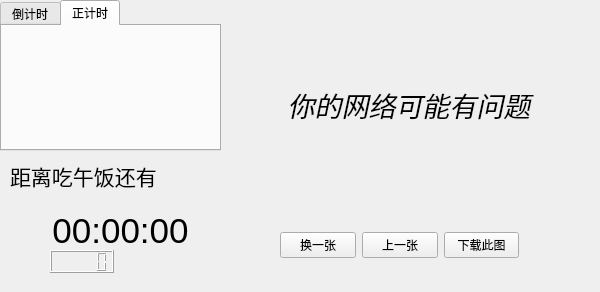
Old version of the form TimerXdd2/Timer2_2.ui in the repository xdd1997/PythonXdd.
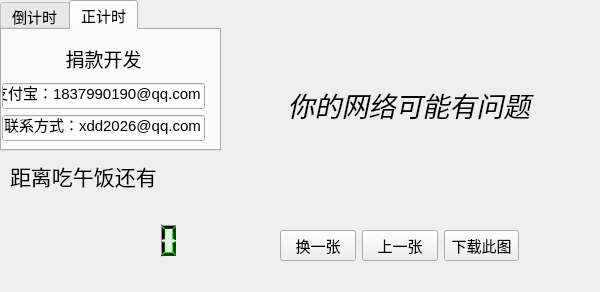
New version of the form. The open tabs and pages were chosen to show the change.

Commit message: Timer已经基本完成，待开发上一张图片，与注册环节

Patch:
```diff
--- a/TimerXdd2/Timer2_2.ui
+++ b/TimerXdd2/Timer2_2.ui
@@ -10,6 +10,11 @@
     <height>292</height>
    </rect>
   </property>
+  <property name="font">
+   <font>
+    <pointsize>11</pointsize>
+   </font>
+  </property>
   <property name="windowTitle">
    <string>Form</string>
   </property>
@@ -161,6 +166,62 @@
     <attribute name="title">
      <string>正计时</string>
     </attribute>
+    <widget class="QWidget" name="verticalLayoutWidget">
+     <property name="geometry">
+      <rect>
+       <x>0</x>
+       <y>10</y>
+       <width>203</width>
+       <height>101</height>
+      </rect>
+     </property>
+     <layout class="QVBoxLayout" name="verticalLayout">
+      <item>
+       <widget class="QLabel" name="label">
+        <property name="font">
+         <font>
+          <pointsize>14</pointsize>
+         </font>
+        </property>
+        <property name="text">
+         <string>捐款开发</string>
+        </property>
+        <property name="alignment">
+         <set>Qt::AlignCenter</set>
+        </property>
+       </widget>
+      </item>
+      <item>
+       <widget class="QLineEdit" name="lineEdit">
+        <property name="font">
+         <font>
+          <pointsize>11</pointsize>
+         </font>
+        </property>
+        <property name="text">
+         <string>支付宝：1837990190@qq.com</string>
+        </property>
+       </widget>
+      </item>
+      <item>
+       <widget class="QLineEdit" name="lineEdit_2">
+        <property name="text">
+         <string>联系方式：xdd2026@qq.com</string>
+        </property>
+       </widget>
+      </item>
+     </layout>
+    </widget>
+    <widget class="QTextBrowser" name="textBrowser">
+     <property name="geometry">
+      <rect>
+       <x>180</x>
+       <y>160</y>
+       <width>171</width>
+       <height>21</height>
+      </rect>
+     </property>
+    </widget>
    </widget>
   </widget>
   <widget class="QLabel" name="label_img">
@@ -274,485 +335,463 @@
     <string>距离吃午饭还有</string>
    </property>
   </widget>
-  <widget class="QLabel" name="label_timeEat">
-   <property name="geometry">
-    <rect>
-     <x>20</x>
-     <y>200</y>
-     <width>201</width>
-     <height>61</height>
-    </rect>
-   </property>
-   <property name="palette">
-    <palette>
-     <active>
-      <colorrole role="WindowText">
-       <brush brushstyle="SolidPattern">
-        <color alpha="255">
-         <red>0</red>
-         <green>0</green>
-         <blue>0</blue>
-        </color>
-       </brush>
-      </colorrole>
-      <colorrole role="Button">
-       <brush brushstyle="SolidPattern">
-        <color alpha="255">
-         <red>170</red>
-         <green>170</green>
-         <blue>127</blue>
-        </color>
-       </brush>
-      </colorrole>
-      <colorrole role="Light">
-       <brush brushstyle="SolidPattern">
-        <color alpha="255">
-         <red>255</red>
-         <green>255</green>
-         <blue>191</blue>
-        </color>
-       </brush>
-      </colorrole>
-      <colorrole role="Midlight">
-       <brush brushstyle="SolidPattern">
-        <color alpha="255">
-         <red>212</red>
-         <green>212</green>
-         <blue>159</blue>
-        </color>
-       </brush>
-      </colorrole>
-      <colorrole role="Dark">
-       <brush brushstyle="SolidPattern">
-        <color alpha="255">
-         <red>85</red>
-         <green>85</green>
-         <blue>63</blue>
-        </color>
-       </brush>
-      </colorrole>
-      <colorrole role="Mid">
-       <brush brushstyle="SolidPattern">
-        <color alpha="255">
-         <red>113</red>
-         <green>113</green>
-         <blue>84</blue>
-        </color>
-       </brush>
-      </colorrole>
-      <colorrole role="Text">
-       <brush brushstyle="SolidPattern">
-        <color alpha="255">
-         <red>0</red>
-         <green>0</green>
-         <blue>0</blue>
-        </color>
-       </brush>
-      </colorrole>
-      <colorrole role="BrightText">
-       <brush brushstyle="SolidPattern">
-        <color alpha="255">
-         <red>255</red>
-         <green>255</green>
-         <blue>255</blue>
-        </color>
-       </brush>
-      </colorrole>
-      <colorrole role="ButtonText">
-       <brush brushstyle="SolidPattern">
-        <color alpha="255">
-         <red>0</red>
-         <green>0</green>
-         <blue>0</blue>
-        </color>
-       </brush>
-      </colorrole>
-      <colorrole role="Base">
-       <brush brushstyle="SolidPattern">
-        <color alpha="255">
-         <red>255</red>
-         <green>255</green>
-         <blue>255</blue>
-        </color>
-       </brush>
-      </colorrole>
-      <colorrole role="Window">
-       <brush brushstyle="SolidPattern">
-        <color alpha="255">
-         <red>170</red>
-         <green>170</green>
-         <blue>127</blue>
-        </color>
-       </brush>
-      </colorrole>
-      <colorrole role="Shadow">
-       <brush brushstyle="SolidPattern">
-        <color alpha="255">
-         <red>0</red>
-         <green>0</green>
-         <blue>0</blue>
-        </color>
-       </brush>
-      </colorrole>
-      <colorrole role="AlternateBase">
-       <brush brushstyle="SolidPattern">
-        <color alpha="255">
-         <red>212</red>
-         <green>212</green>
-         <blue>191</blue>
-        </color>
-       </brush>
-      </colorrole>
-      <colorrole role="ToolTipBase">
-       <brush brushstyle="SolidPattern">
-        <color alpha="255">
-         <red>255</red>
-         <green>255</green>
-         <blue>220</blue>
-        </color>
-       </brush>
-      </colorrole>
-      <colorrole role="ToolTipText">
-       <brush brushstyle="SolidPattern">
-        <color alpha="255">
-         <red>0</red>
-         <green>0</green>
-         <blue>0</blue>
-        </color>
-       </brush>
-      </colorrole>
-      <colorrole role="PlaceholderText">
-       <brush brushstyle="SolidPattern">
-        <color alpha="128">
-         <red>0</red>
-         <green>0</green>
-         <blue>0</blue>
-        </color>
-       </brush>
-      </colorrole>
-     </active>
-     <inactive>
-      <colorrole role="WindowText">
-       <brush brushstyle="SolidPattern">
-        <color alpha="255">
-         <red>0</red>
-         <green>0</green>
-         <blue>0</blue>
-        </color>
-       </brush>
-      </colorrole>
-      <colorrole role="Button">
-       <brush brushstyle="SolidPattern">
-        <color alpha="255">
-         <red>170</red>
-         <green>170</green>
-         <blue>127</blue>
-        </color>
-       </brush>
-      </colorrole>
-      <colorrole role="Light">
-       <brush brushstyle="SolidPattern">
-        <color alpha="255">
-         <red>255</red>
-         <green>255</green>
-         <blue>191</blue>
-        </color>
-       </brush>
-      </colorrole>
-      <colorrole role="Midlight">
-       <brush brushstyle="SolidPattern">
-        <color alpha="255">
-         <red>212</red>
-         <green>212</green>
-         <blue>159</blue>
-        </color>
-       </brush>
-      </colorrole>
-      <colorrole role="Dark">
-       <brush brushstyle="SolidPattern">
-        <color alpha="255">
-         <red>85</red>
-         <green>85</green>
-         <blue>63</blue>
-        </color>
-       </brush>
-      </colorrole>
-      <colorrole role="Mid">
-       <brush brushstyle="SolidPattern">
-        <color alpha="255">
-         <red>113</red>
-         <green>113</green>
-         <blue>84</blue>
-        </color>
-       </brush>
-      </colorrole>
-      <colorrole role="Text">
-       <brush brushstyle="SolidPattern">
-        <color alpha="255">
-         <red>0</red>
-         <green>0</green>
-         <blue>0</blue>
-        </color>
-       </brush>
-      </colorrole>
-      <colorrole role="BrightText">
-       <brush brushstyle="SolidPattern">
-        <color alpha="255">
-         <red>255</red>
-         <green>255</green>
-         <blue>255</blue>
-        </color>
-       </brush>
-      </colorrole>
-      <colorrole role="ButtonText">
-       <brush brushstyle="SolidPattern">
-        <color alpha="255">
-         <red>0</red>
-         <green>0</green>
-         <blue>0</blue>
-        </color>
-       </brush>
-      </colorrole>
-      <colorrole role="Base">
-       <brush brushstyle="SolidPattern">
-        <color alpha="255">
-         <red>255</red>
-         <green>255</green>
-         <blue>255</blue>
-        </color>
-       </brush>
-      </colorrole>
-      <colorrole role="Window">
-       <brush brushstyle="SolidPattern">
-        <color alpha="255">
-         <red>170</red>
-         <green>170</green>
-         <blue>127</blue>
-        </color>
-       </brush>
-      </colorrole>
-      <colorrole role="Shadow">
-       <brush brushstyle="SolidPattern">
-        <color alpha="255">
-         <red>0</red>
-         <green>0</green>
-         <blue>0</blue>
-        </color>
-       </brush>
-      </colorrole>
-      <colorrole role="AlternateBase">
-       <brush brushstyle="SolidPattern">
-        <color alpha="255">
-         <red>212</red>
-         <green>212</green>
-         <blue>191</blue>
-        </color>
-       </brush>
-      </colorrole>
-      <colorrole role="ToolTipBase">
-       <brush brushstyle="SolidPattern">
-        <color alpha="255">
-         <red>255</red>
-         <green>255</green>
-         <blue>220</blue>
-        </color>
-       </brush>
-      </colorrole>
-      <colorrole role="ToolTipText">
-       <brush brushstyle="SolidPattern">
-        <color alpha="255">
-         <red>0</red>
-         <green>0</green>
-         <blue>0</blue>
-        </color>
-       </brush>
-      </colorrole>
-      <colorrole role="PlaceholderText">
-       <brush brushstyle="SolidPattern">
-        <color alpha="128">
-         <red>0</red>
-         <green>0</green>
-         <blue>0</blue>
-        </color>
-       </brush>
-      </colorrole>
-     </inactive>
-     <disabled>
-      <colorrole role="WindowText">
-       <brush brushstyle="SolidPattern">
-        <color alpha="255">
-         <red>85</red>
-         <green>85</green>
-         <blue>63</blue>
-        </color>
-       </brush>
-      </colorrole>
-      <colorrole role="Button">
-       <brush brushstyle="SolidPattern">
-        <color alpha="255">
-         <red>170</red>
-         <green>170</green>
-         <blue>127</blue>
-        </color>
-       </brush>
-      </colorrole>
-      <colorrole role="Light">
-       <brush brushstyle="SolidPattern">
-        <color alpha="255">
-         <red>255</red>
-         <green>255</green>
-         <blue>191</blue>
-        </color>
-       </brush>
-      </colorrole>
-      <colorrole role="Midlight">
-       <brush brushstyle="SolidPattern">
-        <color alpha="255">
-         <red>212</red>
-         <green>212</green>
-         <blue>159</blue>
-        </color>
-       </brush>
-      </colorrole>
-      <colorrole role="Dark">
-       <brush brushstyle="SolidPattern">
-        <color alpha="255">
-         <red>85</red>
-         <green>85</green>
-         <blue>63</blue>
-        </color>
-       </brush>
-      </colorrole>
-      <colorrole role="Mid">
-       <brush brushstyle="SolidPattern">
-        <color alpha="255">
-         <red>113</red>
-         <green>113</green>
-         <blue>84</blue>
-        </color>
-       </brush>
-      </colorrole>
-      <colorrole role="Text">
-       <brush brushstyle="SolidPattern">
-        <color alpha="255">
-         <red>85</red>
-         <green>85</green>
-         <blue>63</blue>
-        </color>
-       </brush>
-      </colorrole>
-      <colorrole role="BrightText">
-       <brush brushstyle="SolidPattern">
-        <color alpha="255">
-         <red>255</red>
-         <green>255</green>
-         <blue>255</blue>
-        </color>
-       </brush>
-      </colorrole>
-      <colorrole role="ButtonText">
-       <brush brushstyle="SolidPattern">
-        <color alpha="255">
-         <red>85</red>
-         <green>85</green>
-         <blue>63</blue>
-        </color>
-       </brush>
-      </colorrole>
-      <colorrole role="Base">
-       <brush brushstyle="SolidPattern">
-        <color alpha="255">
-         <red>170</red>
-         <green>170</green>
-         <blue>127</blue>
-        </color>
-       </brush>
-      </colorrole>
-      <colorrole role="Window">
-       <brush brushstyle="SolidPattern">
-        <color alpha="255">
-         <red>170</red>
-         <green>170</green>
-         <blue>127</blue>
-        </color>
-       </brush>
-      </colorrole>
-      <colorrole role="Shadow">
-       <brush brushstyle="SolidPattern">
-        <color alpha="255">
-         <red>0</red>
-         <green>0</green>
-         <blue>0</blue>
-        </color>
-       </brush>
-      </colorrole>
-      <colorrole role="AlternateBase">
-       <brush brushstyle="SolidPattern">
-        <color alpha="255">
-         <red>170</red>
-         <green>170</green>
-         <blue>127</blue>
-        </color>
-       </brush>
-      </colorrole>
-      <colorrole role="ToolTipBase">
-       <brush brushstyle="SolidPattern">
-        <color alpha="255">
-         <red>255</red>
-         <green>255</green>
-         <blue>220</blue>
-        </color>
-       </brush>
-      </colorrole>
-      <colorrole role="ToolTipText">
-       <brush brushstyle="SolidPattern">
-        <color alpha="255">
-         <red>0</red>
-         <green>0</green>
-         <blue>0</blue>
-        </color>
-       </brush>
-      </colorrole>
-      <colorrole role="PlaceholderText">
-       <brush brushstyle="SolidPattern">
-        <color alpha="128">
-         <red>0</red>
-         <green>0</green>
-         <blue>0</blue>
-        </color>
-       </brush>
-      </colorrole>
-     </disabled>
-    </palette>
-   </property>
-   <property name="font">
-    <font>
-     <pointsize>26</pointsize>
-     <stylestrategy>PreferDefault</stylestrategy>
-    </font>
-   </property>
-   <property name="text">
-    <string>00:00:00</string>
-   </property>
-   <property name="alignment">
-    <set>Qt::AlignCenter</set>
-   </property>
-   <property name="margin">
-    <number>1</number>
-   </property>
-   <property name="textInteractionFlags">
-    <set>Qt::NoTextInteraction</set>
-   </property>
-  </widget>
   <widget class="QLCDNumber" name="lcd">
    <property name="geometry">
     <rect>
-     <x>50</x>
-     <y>250</y>
-     <width>64</width>
-     <height>23</height>
+     <x>30</x>
+     <y>210</y>
+     <width>151</width>
+     <height>61</height>
     </rect>
    </property>
+   <property name="palette">
+    <palette>
+     <active>
+      <colorrole role="WindowText">
+       <brush brushstyle="SolidPattern">
+        <color alpha="255">
+         <red>0</red>
+         <green>0</green>
+         <blue>0</blue>
+        </color>
+       </brush>
+      </colorrole>
+      <colorrole role="Button">
+       <brush brushstyle="SolidPattern">
+        <color alpha="255">
+         <red>0</red>
+         <green>170</green>
+         <blue>0</blue>
+        </color>
+       </brush>
+      </colorrole>
+      <colorrole role="Light">
+       <brush brushstyle="SolidPattern">
+        <color alpha="255">
+         <red>0</red>
+         <green>255</green>
+         <blue>0</blue>
+        </color>
+       </brush>
+      </colorrole>
+      <colorrole role="Midlight">
+       <brush brushstyle="SolidPattern">
+        <color alpha="255">
+         <red>0</red>
+         <green>212</green>
+         <blue>0</blue>
+        </color>
+       </brush>
+      </colorrole>
+      <colorrole role="Dark">
+       <brush brushstyle="SolidPattern">
+        <color alpha="255">
+         <red>0</red>
+         <green>85</green>
+         <blue>0</blue>
+        </color>
+       </brush>
+      </colorrole>
+      <colorrole role="Mid">
+       <brush brushstyle="SolidPattern">
+        <color alpha="255">
+         <red>0</red>
+         <green>113</green>
+         <blue>0</blue>
+        </color>
+       </brush>
+      </colorrole>
+      <colorrole role="Text">
+       <brush brushstyle="SolidPattern">
+        <color alpha="255">
+         <red>0</red>
+         <green>0</green>
+         <blue>0</blue>
+        </color>
+       </brush>
+      </colorrole>
+      <colorrole role="BrightText">
+       <brush brushstyle="SolidPattern">
+        <color alpha="255">
+         <red>255</red>
+         <green>255</green>
+         <blue>255</blue>
+        </color>
+       </brush>
+      </colorrole>
+      <colorrole role="ButtonText">
+       <brush brushstyle="SolidPattern">
+        <color alpha="255">
+         <red>0</red>
+         <green>0</green>
+         <blue>0</blue>
+        </color>
+       </brush>
+      </colorrole>
+      <colorrole role="Base">
+       <brush brushstyle="SolidPattern">
+        <color alpha="255">
+         <red>255</red>
+         <green>255</green>
+         <blue>255</blue>
+        </color>
+       </brush>
+      </colorrole>
+      <colorrole role="Window">
+       <brush brushstyle="SolidPattern">
+        <color alpha="255">
+         <red>0</red>
+         <green>170</green>
+         <blue>0</blue>
+        </color>
+       </brush>
+      </colorrole>
+      <colorrole role="Shadow">
+       <brush brushstyle="SolidPattern">
+        <color alpha="255">
+         <red>0</red>
+         <green>0</green>
+         <blue>0</blue>
+        </color>
+       </brush>
+      </colorrole>
+      <colorrole role="AlternateBase">
+       <brush brushstyle="SolidPattern">
+        <color alpha="255">
+         <red>127</red>
+         <green>212</green>
+         <blue>127</blue>
+        </color>
+       </brush>
+      </colorrole>
+      <colorrole role="ToolTipBase">
+       <brush brushstyle="SolidPattern">
+        <color alpha="255">
+         <red>255</red>
+         <green>255</green>
+         <blue>220</blue>
+        </color>
+       </brush>
+      </colorrole>
+      <colorrole role="ToolTipText">
+       <brush brushstyle="SolidPattern">
+        <color alpha="255">
+         <red>0</red>
+         <green>0</green>
+         <blue>0</blue>
+        </color>
+       </brush>
+      </colorrole>
+      <colorrole role="PlaceholderText">
+       <brush brushstyle="SolidPattern">
+        <color alpha="128">
+         <red>0</red>
+         <green>0</green>
+         <blue>0</blue>
+        </color>
+       </brush>
+      </colorrole>
+     </active>
+     <inactive>
+      <colorrole role="WindowText">
+       <brush brushstyle="SolidPattern">
+        <color alpha="255">
+         <red>0</red>
+         <green>0</green>
+         <blue>0</blue>
+        </color>
+       </brush>
+      </colorrole>
+      <colorrole role="Button">
+       <brush brushstyle="SolidPattern">
+        <color alpha="255">
+         <red>0</red>
+         <green>170</green>
+         <blue>0</blue>
+        </color>
+       </brush>
+      </colorrole>
+      <colorrole role="Light">
+       <brush brushstyle="SolidPattern">
+        <color alpha="255">
+         <red>0</red>
+         <green>255</green>
+         <blue>0</blue>
+        </color>
+       </brush>
+      </colorrole>
+      <colorrole role="Midlight">
+       <brush brushstyle="SolidPattern">
+        <color alpha="255">
+         <red>0</red>
+         <green>212</green>
+         <blue>0</blue>
+        </color>
+       </brush>
+      </colorrole>
+      <colorrole role="Dark">
+       <brush brushstyle="SolidPattern">
+        <color alpha="255">
+         <red>0</red>
+         <green>85</green>
+         <blue>0</blue>
+        </color>
+       </brush>
+      </colorrole>
+      <colorrole role="Mid">
+       <brush brushstyle="SolidPattern">
+        <color alpha="255">
+         <red>0</red>
+         <green>113</green>
+         <blue>0</blue>
+        </color>
+       </brush>
+      </colorrole>
+      <colorrole role="Text">
+       <brush brushstyle="SolidPattern">
+        <color alpha="255">
+         <red>0</red>
+         <green>0</green>
+         <blue>0</blue>
+        </color>
+       </brush>
+      </colorrole>
+      <colorrole role="BrightText">
+       <brush brushstyle="SolidPattern">
+        <color alpha="255">
+         <red>255</red>
+         <green>255</green>
+         <blue>255</blue>
+        </color>
+       </brush>
+      </colorrole>
+      <colorrole role="ButtonText">
+       <brush brushstyle="SolidPattern">
+        <color alpha="255">
+         <red>0</red>
+         <green>0</green>
+         <blue>0</blue>
+        </color>
+       </brush>
+      </colorrole>
+      <colorrole role="Base">
+       <brush brushstyle="SolidPattern">
+        <color alpha="255">
+         <red>255</red>
+         <green>255</green>
+         <blue>255</blue>
+        </color>
+       </brush>
+      </colorrole>
+      <colorrole role="Window">
+       <brush brushstyle="SolidPattern">
+        <color alpha="255">
+         <red>0</red>
+         <green>170</green>
+         <blue>0</blue>
+        </color>
+       </brush>
+      </colorrole>
+      <colorrole role="Shadow">
+       <brush brushstyle="SolidPattern">
+        <color alpha="255">
+         <red>0</red>
+         <green>0</green>
+         <blue>0</blue>
+        </color>
+       </brush>
+      </colorrole>
+      <colorrole role="AlternateBase">
+       <brush brushstyle="SolidPattern">
+        <color alpha="255">
+         <red>127</red>
+         <green>212</green>
+         <blue>127</blue>
+        </color>
+       </brush>
+      </colorrole>
+      <colorrole role="ToolTipBase">
+       <brush brushstyle="SolidPattern">
+        <color alpha="255">
+         <red>255</red>
+         <green>255</green>
+         <blue>220</blue>
+        </color>
+       </brush>
+      </colorrole>
+      <colorrole role="ToolTipText">
+       <brush brushstyle="SolidPattern">
+        <color alpha="255">
+         <red>0</red>
+         <green>0</green>
+         <blue>0</blue>
+        </color>
+       </brush>
+      </colorrole>
+      <colorrole role="PlaceholderText">
+       <brush brushstyle="SolidPattern">
+        <color alpha="128">
+         <red>0</red>
+         <green>0</green>
+         <blue>0</blue>
+        </color>
+       </brush>
+      </colorrole>
+     </inactive>
+     <disabled>
+      <colorrole role="WindowText">
+       <brush brushstyle="SolidPattern">
+        <color alpha="255">
+         <red>0</red>
+         <green>85</green>
+         <blue>0</blue>
+        </color>
+       </brush>
+      </colorrole>
+      <colorrole role="Button">
+       <brush brushstyle="SolidPattern">
+        <color alpha="255">
+         <red>0</red>
+         <green>170</green>
+         <blue>0</blue>
+        </color>
+       </brush>
+      </colorrole>
+      <colorrole role="Light">
+       <brush brushstyle="SolidPattern">
+        <color alpha="255">
+         <red>0</red>
+         <green>255</green>
+         <blue>0</blue>
+        </color>
+       </brush>
+      </colorrole>
+      <colorrole role="Midlight">
+       <brush brushstyle="SolidPattern">
+        <color alpha="255">
+         <red>0</red>
+         <green>212</green>
+         <blue>0</blue>
+        </color>
+       </brush>
+      </colorrole>
+      <colorrole role="Dark">
+       <brush brushstyle="SolidPattern">
+        <color alpha="255">
+         <red>0</red>
+         <green>85</green>
+         <blue>0</blue>
+        </color>
+       </brush>
+      </colorrole>
+      <colorrole role="Mid">
+       <brush brushstyle="SolidPattern">
+        <color alpha="255">
+         <red>0</red>
+         <green>113</green>
+         <blue>0</blue>
+        </color>
+       </brush>
+      </colorrole>
+      <colorrole role="Text">
+       <brush brushstyle="SolidPattern">
+        <color alpha="255">
+         <red>0</red>
+         <green>85</green>
+         <blue>0</blue>
+        </color>
+       </brush>
+      </colorrole>
+      <colorrole role="BrightText">
+       <brush brushstyle="SolidPattern">
+        <color alpha="255">
+         <red>255</red>
+         <green>255</green>
+         <blue>255</blue>
+        </color>
+       </brush>
+      </colorrole>
+      <colorrole role="ButtonText">
+       <brush brushstyle="SolidPattern">
+        <color alpha="255">
+         <red>0</red>
+         <green>85</green>
+         <blue>0</blue>
+        </color>
+       </brush>
+      </colorrole>
+      <colorrole role="Base">
+       <brush brushstyle="SolidPattern">
+        <color alpha="255">
+         <red>0</red>
+         <green>170</green>
+         <blue>0</blue>
+        </color>
+       </brush>
+      </colorrole>
+      <colorrole role="Window">
+       <brush brushstyle="SolidPattern">
+        <color alpha="255">
+         <red>0</red>
+         <green>170</green>
+         <blue>0</blue>
+        </color>
+       </brush>
+      </colorrole>
+      <colorrole role="Shadow">
+       <brush brushstyle="SolidPattern">
+        <color alpha="255">
+         <red>0</red>
+         <green>0</green>
+         <blue>0</blue>
+        </color>
+       </brush>
+      </colorrole>
+      <colorrole role="AlternateBase">
+       <brush brushstyle="SolidPattern">
+        <color alpha="255">
+         <red>0</red>
+         <green>170</green>
+         <blue>0</blue>
+        </color>
+       </brush>
+      </colorrole>
+      <colorrole role="ToolTipBase">
+       <brush brushstyle="SolidPattern">
+        <color alpha="255">
+         <red>255</red>
+         <green>255</green>
+         <blue>220</blue>
+        </color>
+       </brush>
+      </colorrole>
+      <colorrole role="ToolTipText">
+       <brush brushstyle="SolidPattern">
+        <color alpha="255">
+         <red>0</red>
+         <green>0</green>
+         <blue>0</blue>
+        </color>
+       </brush>
+      </colorrole>
+      <colorrole role="PlaceholderText">
+       <brush brushstyle="SolidPattern">
+        <color alpha="128">
+         <red>0</red>
+         <green>0</green>
+         <blue>0</blue>
+        </color>
+       </brush>
+      </colorrole>
+     </disabled>
+    </palette>
+   </property>
+   <property name="lineWidth">
+    <number>0</number>
+   </property>
+   <property name="digitCount">
+    <number>8</number>
+   </property>
   </widget>
  </widget>
  <resources/>
```
Left out of the diff: 5 changed lines with no effect on the pictures. The commit also changes 21 other files.
